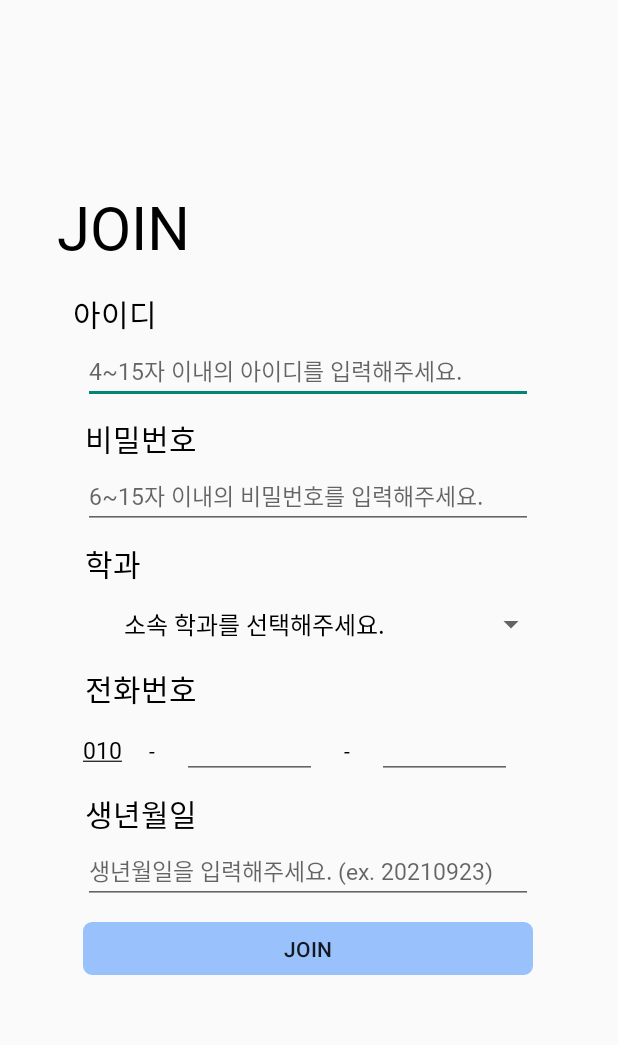
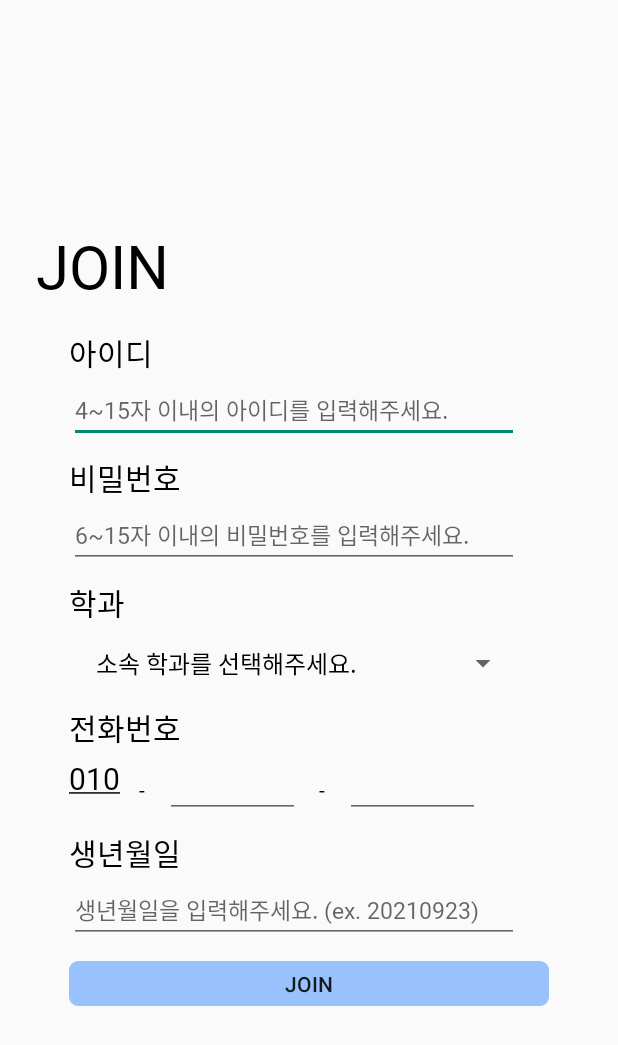
Before and after one commit to 2021-02-Android/HaeDream, an Android app: the Join screen opened directly, with no data from a screen before it, on a phone screen of 412 x 824 dp. Shown: the top 1045 px of the screen. Run offline under Robolectric (Android 15) with nearby library versions, the phone set to English and light mode, and no system bars; network calls fail.

Commit message:
HAN HYO EUN (MODIFY XML)

```diff
--- a/app/src/main/res/layout/join.xml
+++ b/app/src/main/res/layout/join.xml
@@ -5,7 +5,7 @@
     회원가입 버튼 : join
     글자수 제한 다 해놨음
 -->
-<androidx.constraintlayout.widget.ConstraintLayout xmlns:android="http://schemas.android.com/apk/res/android"
+<LinearLayout xmlns:android="http://schemas.android.com/apk/res/android"
     xmlns:app="http://schemas.android.com/apk/res-auto"
     xmlns:tools="http://schemas.android.com/tools"
     android:layout_width="match_parent"
@@ -18,46 +18,37 @@
         android:id="@+id/textView"
         android:layout_width="wrap_content"
         android:layout_height="wrap_content"
+        android:layout_marginTop="150dp"
         android:layout_marginStart="24dp"
-        android:layout_marginTop="124dp"
         android:fontFamily="@font/font_bold"
         android:text="JOIN"
         android:textColor="@color/black"
-        android:textSize="40dp"
-        app:layout_constraintEnd_toEndOf="parent"
-        app:layout_constraintHorizontal_bias="0.047"
-        app:layout_constraintStart_toStartOf="parent"
-        app:layout_constraintTop_toTopOf="parent" />
+        android:textSize="40dp" />
 
     <TextView
         android:id="@+id/textView2"
         android:layout_width="wrap_content"
         android:layout_height="wrap_content"
+        android:layout_marginStart="46dp"
         android:layout_marginTop="16dp"
         android:fontFamily="@font/font_medium"
         android:text="아이디"
         android:textColor="@color/black"
-        android:textSize="20dp"
-        app:layout_constraintEnd_toEndOf="parent"
-        app:layout_constraintHorizontal_bias="0.137"
-        app:layout_constraintStart_toStartOf="parent"
-        app:layout_constraintTop_toBottomOf="@+id/textView" />
+        android:textSize="20dp" />
+
     <EditText
         android:id="@+id/regi_id"
         android:layout_width="300dp"
         android:layout_height="40dp"
         android:layout_marginTop="5dp"
+        android:layout_marginStart="46dp"
         android:ems="10"
         android:fontFamily="@font/font_light"
         android:hint="4~15자 이내의 아이디를 입력해주세요."
         android:inputType="text"
         android:maxLength="15"
         android:textColor="@color/black"
-        android:textSize="15dp"
-        app:layout_constraintEnd_toEndOf="parent"
-        app:layout_constraintHorizontal_bias="0.494"
-        app:layout_constraintStart_toStartOf="parent"
-        app:layout_constraintTop_toBottomOf="@+id/textView2" />
+        android:textSize="15dp" />
 
     <!-- 비밀번호 -->
     <TextView
@@ -66,14 +57,10 @@
         android:layout_height="wrap_content"
         android:layout_marginStart="46dp"
         android:layout_marginTop="8dp"
-        android:layout_marginEnd="270dp"
         android:fontFamily="@font/font_medium"
         android:text="비밀번호"
         android:textColor="@color/black"
-        android:textSize="20dp"
-        app:layout_constraintEnd_toEndOf="parent"
-        app:layout_constraintStart_toStartOf="parent"
-        app:layout_constraintTop_toBottomOf="@+id/regi_id" />
+        android:textSize="20dp" />
 
     <EditText
         android:id="@+id/regi_pw"
@@ -81,17 +68,13 @@
         android:layout_height="40dp"
         android:layout_marginStart="46dp"
         android:layout_marginTop="5dp"
-        android:layout_marginEnd="47dp"
         android:ems="10"
         android:fontFamily="@font/font_light"
         android:hint="6~15자 이내의 비밀번호를 입력해주세요."
         android:inputType="textPassword"
         android:maxLength="15"
         android:textColor="@color/black"
-        android:textSize="15dp"
-        app:layout_constraintEnd_toEndOf="parent"
-        app:layout_constraintStart_toStartOf="parent"
-        app:layout_constraintTop_toBottomOf="@+id/textView3" />
+        android:textSize="15dp" />
 
     <!-- 학과 -->
     <TextView
@@ -109,21 +92,19 @@
         app:layout_constraintStart_toStartOf="parent"
         app:layout_constraintTop_toBottomOf="@+id/regi_pw" />
     <!--
-        Spinner item 편집은 values>array.xml 에서하기
+        Spinner item 편집은 values>department.xml 에서하기
         Spinner 자체에서 밑줄 만들고 싶은데 못하겠어..
     -->
     <Spinner
         android:id="@+id/regi_depart"
         android:layout_width="300dp"
         android:layout_height="40dp"
+        android:layout_marginStart="46dp"
         android:layout_marginTop="5dp"
-        android:layout_marginEnd="47dp"
         android:fontFamily="@font/font_light"
         android:padding="10dp"
         android:spinnerMode="dropdown"
-        android:textColor="@color/black"
-        app:layout_constraintEnd_toEndOf="parent"
-        app:layout_constraintTop_toBottomOf="@+id/textView5" />
+        android:textColor="@color/black" />
 
     <!-- 전화번호 -->
     <TextView
@@ -132,14 +113,10 @@
         android:layout_height="wrap_content"
         android:layout_marginStart="46dp"
         android:layout_marginTop="8dp"
-        android:layout_marginEnd="270dp"
         android:fontFamily="@font/font_medium"
         android:text="전화번호"
         android:textColor="@color/black"
-        android:textSize="20dp"
-        app:layout_constraintEnd_toEndOf="parent"
-        app:layout_constraintStart_toStartOf="parent"
-        app:layout_constraintTop_toBottomOf="@+id/regi_depart" />
+        android:textSize="20dp" />
 
     <LinearLayout
         android:id="@+id/linearLayout"
@@ -147,22 +124,19 @@
         android:layout_height="40dp"
         android:layout_marginStart="46dp"
         android:layout_marginTop="5dp"
-        android:layout_marginEnd="47dp"
-        android:orientation="horizontal"
-        app:layout_constraintEnd_toEndOf="parent"
-        app:layout_constraintStart_toStartOf="parent"
-        app:layout_constraintTop_toBottomOf="@+id/textView7">
+        android:orientation="horizontal">
 
         <TextView
             android:layout_width="wrap_content"
             android:layout_height="wrap_content"
+            android:layout_gravity=""
             android:fontFamily="@font/font_light"
             android:text="@string/phone"
             android:textColor="@color/black"
-            android:textSize="15dp" />
+            android:textSize="20dp" />
 
         <TextView
-            android:layout_width="40dp"
+            android:layout_width="30dp"
             android:layout_height="wrap_content"
             android:fontFamily="@font/font_bold"
             android:text=" - "
@@ -172,14 +146,14 @@
         <EditText
             android:id="@+id/regi_first_num"
             android:layout_width="90dp"
-            android:layout_height="wrap_content"
+            android:layout_height="match_parent"
             android:fontFamily="@font/font_light"
             android:inputType="number"
             android:maxLength="4"
             android:textSize="15dp" />
 
         <TextView
-            android:layout_width="40dp"
+            android:layout_width="30dp"
             android:layout_height="wrap_content"
             android:fontFamily="@font/font_bold"
             android:text=" - "
@@ -203,14 +177,10 @@
         android:layout_height="wrap_content"
         android:layout_marginStart="46dp"
         android:layout_marginTop="8dp"
-        android:layout_marginEnd="270dp"
         android:fontFamily="@font/font_medium"
         android:text="생년월일"
         android:textColor="@color/black"
-        android:textSize="20dp"
-        app:layout_constraintEnd_toEndOf="parent"
-        app:layout_constraintStart_toStartOf="parent"
-        app:layout_constraintTop_toBottomOf="@+id/linearLayout" />
+        android:textSize="20dp" />
 
     <EditText
         android:id="@+id/regi_birth"
@@ -218,25 +188,21 @@
         android:layout_height="40dp"
         android:layout_marginStart="46dp"
         android:layout_marginTop="5dp"
-        android:layout_marginEnd="47dp"
         android:ems="10"
         android:fontFamily="@font/font_light"
         android:hint="생년월일을 입력해주세요. (ex. 20210923)"
         android:inputType="date"
         android:maxLength="8"
         android:textColor="@color/black"
-        android:textSize="15dp"
-        app:layout_constraintEnd_toEndOf="parent"
-        app:layout_constraintStart_toStartOf="parent"
-        app:layout_constraintTop_toBottomOf="@+id/textView8" />
+        android:textSize="15dp"/>
 
     <Button
         android:id="@+id/join"
-        android:layout_width="300dp"
-        android:layout_height="35dp"
+        android:layout_width="match_parent"
+        android:layout_height="30dp"
         android:layout_marginStart="46dp"
         android:layout_marginTop="12dp"
-        android:layout_marginEnd="47dp"
+        android:layout_marginEnd="46dp"
         android:background="@drawable/login_button"
         android:text="JOIN"
         app:layout_constraintEnd_toEndOf="parent"
@@ -244,4 +210,4 @@
         app:layout_constraintTop_toBottomOf="@+id/regi_birth"
         tools:ignore="TouchTargetSizeCheck,DuplicateSpeakableTextCheck" />
 
-</androidx.constraintlayout.widget.ConstraintLayout>
+</LinearLayout>
```
Also changed, not shown: app/src/main/res/layout/activity_main.xml (+15 -20 lines), app/src/main/res/layout/main_screen.xml (+64 -69 lines).
